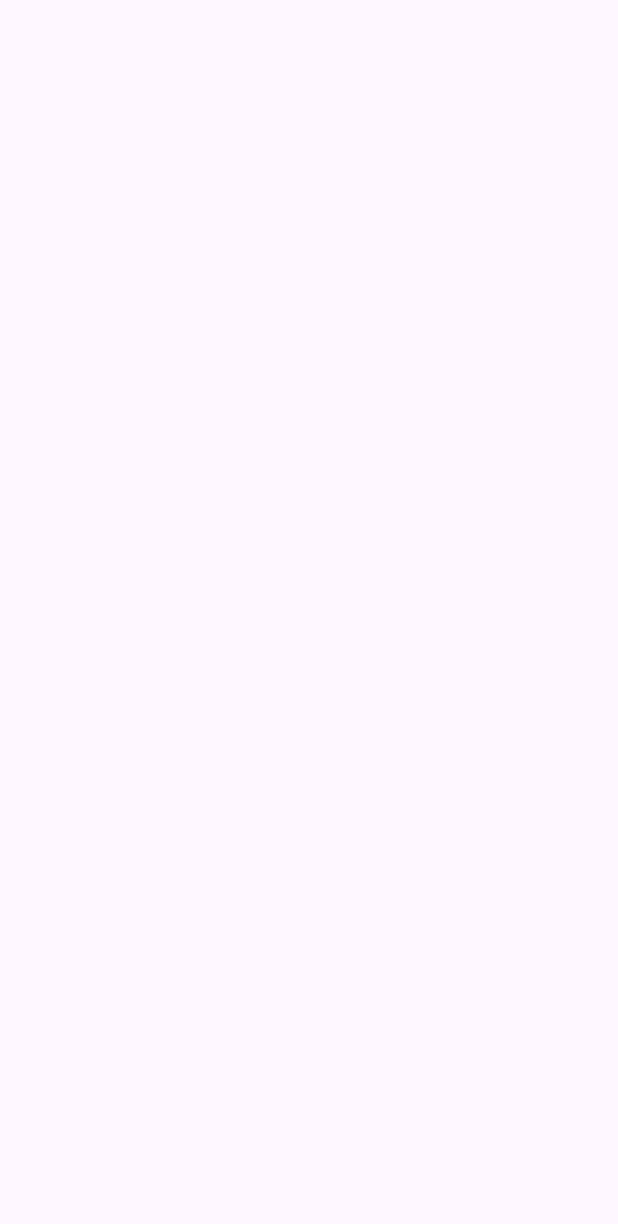
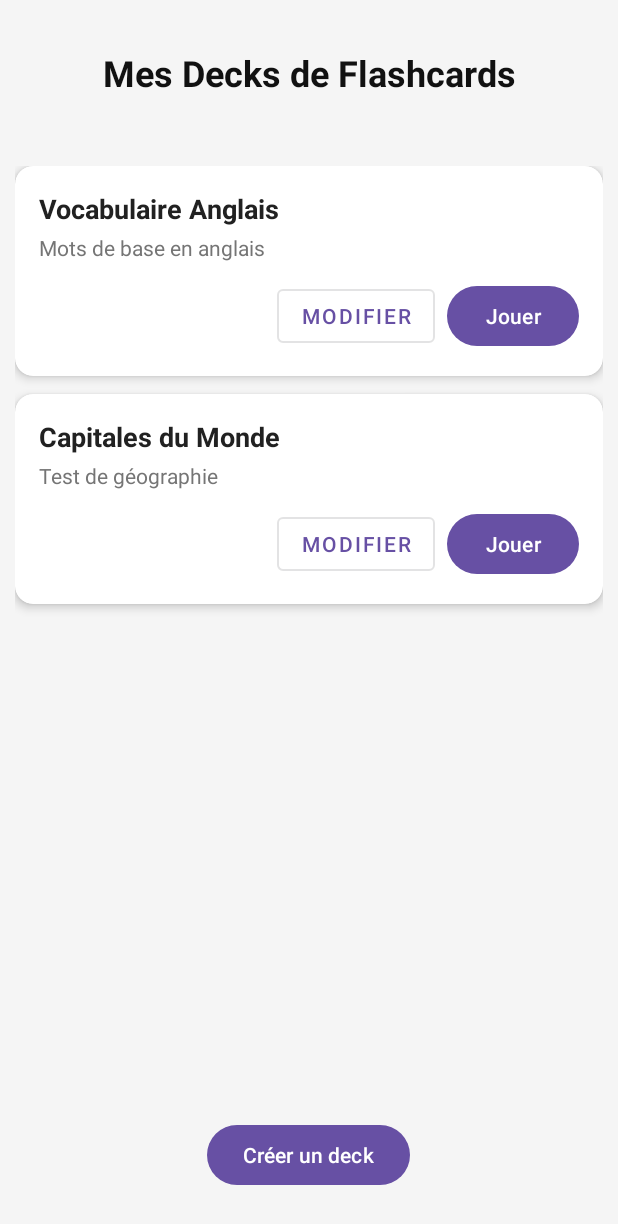
Before and after one commit to TartAthos/FlashCardGenerator, an Android app: the screen it shows after launch (MainActivity), on a phone screen of 412 x 824 dp. Before the commit the part shown is empty. Shown: the top 1224 px of the screen. Run offline under Robolectric (Android 15) with nearby library versions, the phone set to English and light mode, and no system bars.

Commit message:
création interface principale

```diff
--- a/app/src/main/java/com/example/falshcardgenerator/MainActivity.java
+++ b/app/src/main/java/com/example/falshcardgenerator/MainActivity.java
@@ -2,6 +2,14 @@ package com.example.falshcardgenerator;
 
 import android.os.Bundle;
 import android.util.Log;
+import android.view.ViewGroup;
+import android.widget.Toast;
+import android.content.Intent;
+import android.view.LayoutInflater;
+import android.view.View;
+import android.widget.Button;
+import android.widget.LinearLayout;
+import android.widget.TextView;
 
 import androidx.appcompat.app.AppCompatActivity;
 
@@ -15,22 +23,68 @@ public class MainActivity extends AppCompatActivity {
 
     private static final String TAG = "DB_TEST";
 
+    private FlashcardDao dao;
+    private LinearLayout containerDecks;
+
     @Override
     protected void onCreate(Bundle savedInstanceState) {
         super.onCreate(savedInstanceState);
         setContentView(R.layout.activity_main);
 
-        // Test du DAO : affichage des decks et des cartes
-        FlashcardDao dao = new FlashcardDao(this);
+        dao = new FlashcardDao(this);
+        containerDecks = findViewById(R.id.containerDecks);
+
+        displayDecks();
+    }
+
+    @Override
+    protected void onResume() {
+        super.onResume();
+        displayDecks();
+    }
+
+    private void displayDecks() {
+        containerDecks.removeAllViews();
 
         List<Deck> decks = dao.getAllDecks();
-        Log.d(TAG, "Nombre de decks trouvés : " + decks.size());
+
+        // LayoutInflater permet de transformer un fichier XML (item_deck.xml) en objet View Java
+        LayoutInflater inflater = LayoutInflater.from(this);
+
         for (Deck deck : decks) {
-            Log.d(TAG, "Deck [" + deck.getId() + "] : " + deck.getTitle() + " - " + deck.getDescription());
-            List<Card> cards = dao.getCardsForDeck(deck.getId());
-            for (Card card : cards) {
-                Log.d(TAG, "   -> Carte [" + card.getId() + "] : " + card.getQuestion() + " = " + card.getAnswer());
-            }
+            // 1. Création d'une nouvelle carte à partir du modèle XML
+            View cardView = inflater.inflate(R.layout.item_deck, containerDecks, false);
+
+            // 2. Récupération des composants à l'intérieur de cette carte précise
+            TextView tvTitle = cardView.findViewById(R.id.tvDeckTitle);
+            TextView tvDescription = cardView.findViewById(R.id.tvDeckDescription);
+            Button btnEdit = cardView.findViewById(R.id.btnEditDeck);
+            Button btnPlay = cardView.findViewById(R.id.btnPlayDeck);
+
+            // 3. Remplissage avec les données du deck SQLite
+            tvTitle.setText(deck.getTitle());
+            tvDescription.setText(deck.getDescription());
+
+            // 4. Gestion du clic sur "Jouer"
+            btnPlay.setOnClickListener(v -> {
+                Toast.makeText(this, "Lancement du jeu : " + deck.getTitle(), Toast.LENGTH_SHORT).show();
+                // Plus tard : ouvrir l'activité de révision en lui passant l'ID du deck
+                // Intent intent = new Intent(MainActivity.this, PlayDeckActivity.class);
+                // intent.putExtra("DECK_ID", deck.getId());
+                // startActivity(intent);
+            });
+
+            // 5. Gestion du clic sur "Modifier"
+            btnEdit.setOnClickListener(v -> {
+                Toast.makeText(this, "Modification du deck : " + deck.getTitle(), Toast.LENGTH_SHORT).show();
+                // Plus tard : ouvrir l'activité d'édition en lui passant l'ID du deck
+                // Intent intent = new Intent(MainActivity.this, EditDeckActivity.class);
+                // intent.putExtra("DECK_ID", deck.getId());
+                // startActivity(intent);
+            });
+
+            // 6. Ajout de la carte remplie dans le LinearLayout du ScrollView
+            containerDecks.addView(cardView);
         }
     }
 }
--- a/app/src/main/res/layout/activity_main.xml
+++ b/app/src/main/res/layout/activity_main.xml
@@ -2,12 +2,58 @@
 <androidx.constraintlayout.widget.ConstraintLayout xmlns:android="http://schemas.android.com/apk/res/android"
     xmlns:app="http://schemas.android.com/apk/res-auto"
     xmlns:tools="http://schemas.android.com/tools"
-    android:id="@+id/main"
+    android:id="@+id/linearLayout2"
     android:layout_width="match_parent"
     android:layout_height="match_parent"
-    tools:context=".MainActivity">
+    android:background="#F5F5F5">
 
-    <androidx.constraintlayout.widget.ConstraintLayout
+    <TextView
+        android:id="@+id/textView2"
+        android:layout_width="275dp"
+        android:layout_height="wrap_content"
+        android:layout_marginTop="32dp"
+        android:text="Mes Decks de Flashcards"
+        android:textColor="#111111"
+        android:textSize="24sp"
+        android:textStyle="bold"
+        app:layout_constraintEnd_toEndOf="parent"
+        app:layout_constraintStart_toStartOf="parent"
+        app:layout_constraintTop_toTopOf="parent" />
+
+
+    <ScrollView
+        android:id="@+id/scrollView2"
         android:layout_width="match_parent"
-        android:layout_height="match_parent"/>
+        android:layout_height="0dp"
+        android:layout_marginStart="10dp"
+        android:layout_marginTop="30dp"
+        android:layout_marginEnd="10dp"
+        android:layout_marginBottom="30dp"
+        app:layout_constraintBottom_toTopOf="@+id/btnCreateDeck"
+        app:layout_constraintEnd_toEndOf="parent"
+        app:layout_constraintStart_toStartOf="parent"
+        app:layout_constraintTop_toBottomOf="@+id/textView2">
+
+        <LinearLayout
+            android:id="@+id/containerDecks"
+            android:layout_width="match_parent"
+            android:layout_height="wrap_content"
+            android:layout_marginTop="16dp"
+            android:orientation="vertical" />
+    </ScrollView>
+
+    <Button
+        android:id="@+id/btnCreateDeck"
+        android:layout_width="wrap_content"
+        android:layout_height="wrap_content"
+        android:layout_marginStart="160dp"
+        android:layout_marginEnd="161dp"
+        android:layout_marginBottom="30dp"
+        android:text="Créer un deck"
+        app:layout_constraintBottom_toBottomOf="parent"
+        app:layout_constraintEnd_toEndOf="parent"
+        app:layout_constraintStart_toStartOf="parent"
+        app:layout_constraintTop_toBottomOf="@+id/scrollView2" />
+
+
 </androidx.constraintlayout.widget.ConstraintLayout>
--- /dev/null
+++ b/app/src/main/res/layout/item_deck.xml
@@ -0,0 +1,61 @@
+<?xml version="1.0" encoding="utf-8"?>
+<androidx.cardview.widget.CardView xmlns:android="http://schemas.android.com/apk/res/android"
+    xmlns:app="http://schemas.android.com/apk/res-auto"
+    android:layout_width="match_parent"
+    android:layout_height="wrap_content"
+    android:layout_marginBottom="12dp"
+    app:cardCornerRadius="12dp"
+    app:cardElevation="4dp">
+
+    <androidx.constraintlayout.widget.ConstraintLayout
+        android:layout_width="match_parent"
+        android:layout_height="wrap_content"
+        android:padding="16dp">
+
+        <TextView
+            android:id="@+id/tvDeckTitle"
+            android:layout_width="0dp"
+            android:layout_height="wrap_content"
+            android:text="Titre du Deck"
+            android:textColor="#212121"
+            android:textSize="18sp"
+            android:textStyle="bold"
+            app:layout_constraintEnd_toEndOf="parent"
+            app:layout_constraintStart_toStartOf="parent"
+            app:layout_constraintTop_toTopOf="parent" />
+
+        <TextView
+            android:id="@+id/tvDeckDescription"
+            android:layout_width="0dp"
+            android:layout_height="wrap_content"
+            android:layout_marginTop="4dp"
+            android:text="Description du deck..."
+            android:textColor="#757575"
+            android:textSize="14sp"
+            app:layout_constraintEnd_toEndOf="parent"
+            app:layout_constraintStart_toStartOf="parent"
+            app:layout_constraintTop_toBottomOf="@id/tvDeckTitle" />
+
+        <Button
+            android:id="@+id/btnPlayDeck"
+            android:layout_width="wrap_content"
+            android:layout_height="wrap_content"
+            android:layout_marginTop="12dp"
+            android:text="Jouer"
+            app:layout_constraintBottom_toBottomOf="parent"
+            app:layout_constraintEnd_toEndOf="parent"
+            app:layout_constraintTop_toBottomOf="@id/tvDeckDescription" />
+
+        <Button
+            android:id="@+id/btnEditDeck"
+            style="@style/Widget.MaterialComponents.Button.OutlinedButton"
+            android:layout_width="wrap_content"
+            android:layout_height="wrap_content"
+            android:layout_marginEnd="8dp"
+            android:text="Modifier"
+            app:layout_constraintBottom_toBottomOf="@id/btnPlayDeck"
+            app:layout_constraintEnd_toStartOf="@id/btnPlayDeck"
+            app:layout_constraintTop_toTopOf="@id/btnPlayDeck" />
+
+    </androidx.constraintlayout.widget.ConstraintLayout>
+</androidx.cardview.widget.CardView>
```
